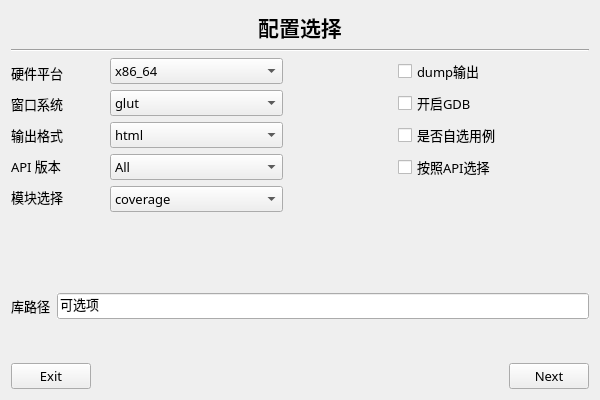
Above: basebench/cfg_page.ui from feishengfei/benchUI before the change. Below: the same form after it.
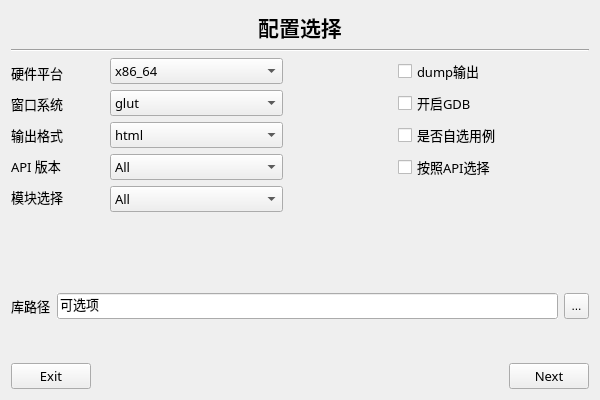
That is the form after the change.

```diff
--- a/basebench/cfg_page.ui
+++ b/basebench/cfg_page.ui
@@ -489,6 +489,11 @@
                <property name="autoFillBackground">
                 <bool>true</bool>
                </property>
+               <item>
+                <property name="text">
+                 <string>All</string>
+                </property>
+               </item>
                <item>
                 <property name="text">
                  <string>coverage</string>
@@ -673,7 +678,7 @@
       </spacer>
      </item>
      <item>
-      <layout class="QHBoxLayout" name="horizontalLayout_3" stretch="2,20">
+      <layout class="QHBoxLayout" name="horizontalLayout_3" stretch="5,20,1">
        <item>
         <widget class="QLabel" name="label_configLibpath">
          <property name="sizePolicy">
@@ -718,6 +723,19 @@
          </property>
         </widget>
        </item>
+       <item>
+        <widget class="QToolButton" name="cfgLib_toolBtn">
+         <property name="sizePolicy">
+          <sizepolicy hsizetype="Expanding" vsizetype="Expanding">
+           <horstretch>0</horstretch>
+           <verstretch>0</verstretch>
+          </sizepolicy>
+         </property>
+         <property name="text">
+          <string>...</string>
+         </property>
+        </widget>
+       </item>
       </layout>
      </item>
      <item>
```
Left out of the diff: 28 changed lines with no effect on the pictures.
